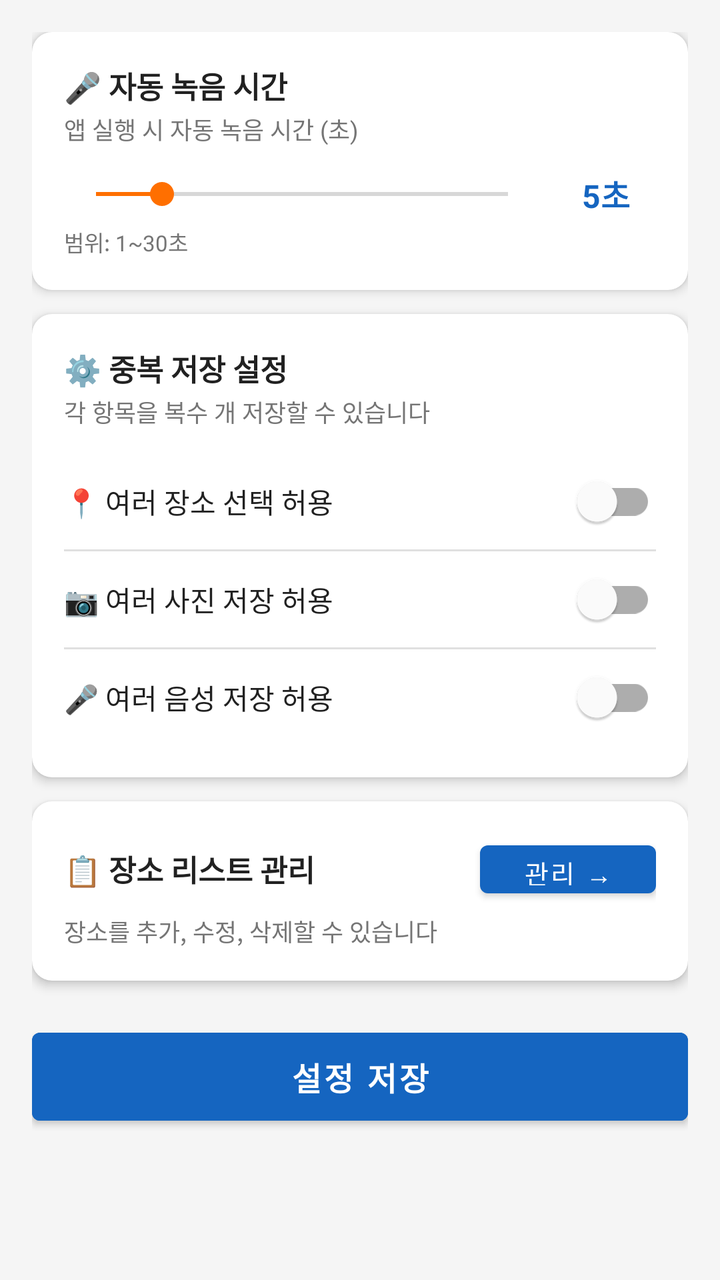
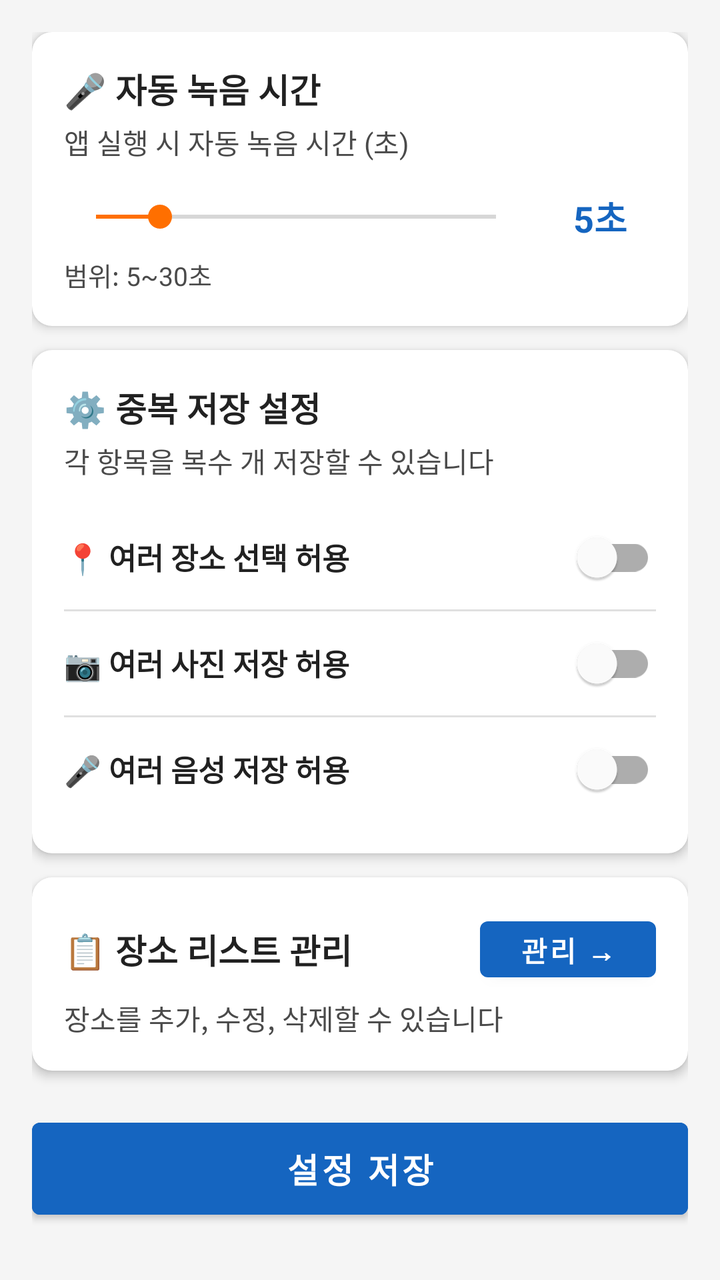

The first picture is an Android layout as it rendered before a commit; the second is the same layout after the commit. The layout source and the unified diff follow.
<!-- AndroidManifest.xml: application theme Theme.MyCarHere -->
<!-- res/layout/activity_settings.xml -->
<?xml version="1.0" encoding="utf-8"?>
<ScrollView
    xmlns:android="http://schemas.android.com/apk/res/android"
    xmlns:app="http://schemas.android.com/apk/res-auto"
    android:layout_width="match_parent"
    android:layout_height="match_parent"
    android:background="@color/background">

    <LinearLayout
        android:layout_width="match_parent"
        android:layout_height="wrap_content"
        android:orientation="vertical"
        android:padding="16dp">

        
        <androidx.cardview.widget.CardView
            android:layout_width="match_parent"
            android:layout_height="wrap_content"
            android:layout_marginBottom="12dp"
            app:cardCornerRadius="10dp"
            app:cardElevation="3dp">

            <LinearLayout
                android:layout_width="match_parent"
                android:layout_height="wrap_content"
                android:orientation="vertical"
                android:padding="16dp">

                <TextView
                    android:layout_width="wrap_content"
                    android:layout_height="wrap_content"
                    android:text="🎤 자동 녹음 시간"
                    android:textSize="15sp"
                    android:textStyle="bold"
                    android:textColor="@color/text_primary"/>

                <TextView
                    android:layout_width="wrap_content"
                    android:layout_height="wrap_content"
                    android:text="앱 실행 시 자동 녹음 시간 (초)"
                    android:textSize="12sp"
                    android:textColor="@color/text_secondary"
                    android:layout_marginTop="2dp"/>

                <LinearLayout
                    android:layout_width="match_parent"
                    android:layout_height="wrap_content"
                    android:orientation="horizontal"
                    android:gravity="center_vertical"
                    android:layout_marginTop="12dp">

                    <SeekBar
                        android:id="@+id/seekBarRecordTime"
                        android:layout_width="0dp"
                        android:layout_height="wrap_content"
                        android:layout_weight="1"
                        android:max="25"
                        android:progress="4"/>

                    <TextView
                        android:id="@+id/tvRecordTimeValue"
                        android:layout_width="50dp"
                        android:layout_height="wrap_content"
                        android:text="5초"
                        android:textSize="16sp"
                        android:textStyle="bold"
                        android:textColor="@color/primary"
                        android:gravity="center"
                        android:layout_marginStart="8dp"/>
                </LinearLayout>

                <TextView
                    android:layout_width="wrap_content"
                    android:layout_height="wrap_content"
                    android:text="범위: 1~30초"
                    android:textSize="11sp"
                    android:textColor="@color/text_secondary"
                    android:layout_marginTop="4dp"/>
            </LinearLayout>
        </androidx.cardview.widget.CardView>

        
        <androidx.cardview.widget.CardView
            android:layout_width="match_parent"
            android:layout_height="wrap_content"
            android:layout_marginBottom="12dp"
            app:cardCornerRadius="10dp"
            app:cardElevation="3dp">

            <LinearLayout
                android:layout_width="match_parent"
                android:layout_height="wrap_content"
                android:orientation="vertical"
                android:padding="16dp">

                <TextView
                    android:layout_width="wrap_content"
                    android:layout_height="wrap_content"
                    android:text="⚙️ 중복 저장 설정"
                    android:textSize="15sp"
                    android:textStyle="bold"
                    android:textColor="@color/text_primary"/>

                <TextView
                    android:layout_width="wrap_content"
                    android:layout_height="wrap_content"
                    android:text="각 항목을 복수 개 저장할 수 있습니다"
                    android:textSize="12sp"
                    android:textColor="@color/text_secondary"
                    android:layout_marginBottom="12dp"
                    android:layout_marginTop="2dp"/>

                
                <LinearLayout
                    android:layout_width="match_parent"
                    android:layout_height="48dp"
                    android:orientation="horizontal"
                    android:gravity="center_vertical">

                    <TextView
                        android:layout_width="0dp"
                        android:layout_height="wrap_content"
                        android:layout_weight="1"
                        android:text="📍 여러 장소 선택 허용"
                        android:textSize="14sp"
                        android:textColor="@color/text_primary"/>

                    <com.google.android.material.switchmaterial.SwitchMaterial
                        android:id="@+id/switchMultiLocation"
                        android:layout_width="wrap_content"
                        android:layout_height="wrap_content"/>
                </LinearLayout>

                <View android:layout_width="match_parent" android:layout_height="1dp"
                    android:background="@color/divider"/>

                
                <LinearLayout
                    android:layout_width="match_parent"
                    android:layout_height="48dp"
                    android:orientation="horizontal"
                    android:gravity="center_vertical">

                    <TextView
                        android:layout_width="0dp"
                        android:layout_height="wrap_content"
                        android:layout_weight="1"
                        android:text="📷 여러 사진 저장 허용"
                        android:textSize="14sp"
                        android:textColor="@color/text_primary"/>

                    <com.google.android.material.switchmaterial.SwitchMaterial
                        android:id="@+id/switchMultiPhoto"
                        android:layout_width="wrap_content"
                        android:layout_height="wrap_content"/>
                </LinearLayout>

                <View android:layout_width="match_parent" android:layout_height="1dp"
                    android:background="@color/divider"/>

                
                <LinearLayout
                    android:layout_width="match_parent"
                    android:layout_height="48dp"
                    android:orientation="horizontal"
                    android:gravity="center_vertical">

                    <TextView
                        android:layout_width="0dp"
                        android:layout_height="wrap_content"
                        android:layout_weight="1"
                        android:text="🎤 여러 음성 저장 허용"
                        android:textSize="14sp"
                        android:textColor="@color/text_primary"/>

                    <com.google.android.material.switchmaterial.SwitchMaterial
                        android:id="@+id/switchMultiVoice"
                        android:layout_width="wrap_content"
                        android:layout_height="wrap_content"/>
                </LinearLayout>
            </LinearLayout>
        </androidx.cardview.widget.CardView>

        
        <androidx.cardview.widget.CardView
            android:layout_width="match_parent"
            android:layout_height="wrap_content"
            android:layout_marginBottom="12dp"
            app:cardCornerRadius="10dp"
            app:cardElevation="3dp">

            <LinearLayout
                android:layout_width="match_parent"
                android:layout_height="wrap_content"
                android:orientation="vertical"
                android:padding="16dp">

                <LinearLayout
                    android:layout_width="match_parent"
                    android:layout_height="wrap_content"
                    android:orientation="horizontal"
                    android:gravity="center_vertical">

                    <TextView
                        android:layout_width="0dp"
                        android:layout_height="wrap_content"
                        android:layout_weight="1"
                        android:text="📋 장소 리스트 관리"
                        android:textSize="15sp"
                        android:textStyle="bold"
                        android:textColor="@color/text_primary"/>

                    <Button
                        android:id="@+id/btnManagePlaces"
                        android:layout_width="wrap_content"
                        android:layout_height="36dp"
                        android:text="관리 →"
                        android:textSize="13sp"/>
                </LinearLayout>

                <TextView
                    android:layout_width="wrap_content"
                    android:layout_height="wrap_content"
                    android:text="장소를 추가, 수정, 삭제할 수 있습니다"
                    android:textSize="12sp"
                    android:textColor="@color/text_secondary"
                    android:layout_marginTop="4dp"/>
            </LinearLayout>
        </androidx.cardview.widget.CardView>

        
        <Button
            android:id="@+id/btnSaveSettings"
            android:layout_width="match_parent"
            android:layout_height="56dp"
            android:text="설정 저장"
            android:textSize="16sp"
            android:textStyle="bold"
            android:backgroundTint="@color/primary"
            android:layout_marginTop="8dp"/>

    </LinearLayout>
</ScrollView>
<!-- resources referenced by this layout -->
<resources>
  <color name="background">#F5F5F5</color>
  <color name="divider">#E0E0E0</color>
  <color name="primary">#1565C0</color>
  <color name="text_primary">#212121</color>
  <color name="text_secondary">#757575</color>
  <style name="Theme.MyCarHere" parent="Theme.MaterialComponents.DayNight.DarkActionBar">
          <item name="colorPrimary">@color/primary</item>
          <item name="colorPrimaryVariant">@color/primary_dark</item>
          <item name="colorOnPrimary">@color/white</item>
          <item name="colorSecondary">@color/accent</item>
          <item name="colorSecondaryVariant">@color/accent</item>
          <item name="colorOnSecondary">@color/white</item>
          <item name="android:statusBarColor">@color/primary_dark</item>
          <item name="android:colorBackground">@color/background</item>
      </style>
  <color name="primary_dark">#0D47A1</color>
  <color name="white">#FFFFFF</color>
  <color name="accent">#FF6F00</color>
</resources>

<!-- the commit's change to res/layout/activity_settings.xml (unified diff, before → after) -->
@@ -30,7 +30,7 @@
                     android:layout_width="wrap_content"
                     android:layout_height="wrap_content"
                     android:text="🎤 자동 녹음 시간"
-                    android:textSize="15sp"
+                    android:textSize="17sp"
                     android:textStyle="bold"
                     android:textColor="@color/text_primary"/>
 
@@ -38,16 +38,16 @@
                     android:layout_width="wrap_content"
                     android:layout_height="wrap_content"
                     android:text="앱 실행 시 자동 녹음 시간 (초)"
-                    android:textSize="12sp"
-                    android:textColor="@color/text_secondary"
-                    android:layout_marginTop="2dp"/>
+                    android:textSize="14sp"
+                    android:textColor="@color/text_secondary"
+                    android:layout_marginTop="4dp"/>
 
                 <LinearLayout
                     android:layout_width="match_parent"
                     android:layout_height="wrap_content"
                     android:orientation="horizontal"
                     android:gravity="center_vertical"
-                    android:layout_marginTop="12dp">
+                    android:layout_marginTop="14dp">
 
                     <SeekBar
                         android:id="@+id/seekBarRecordTime"
@@ -59,10 +59,10 @@
 
                     <TextView
                         android:id="@+id/tvRecordTimeValue"
-                        android:layout_width="50dp"
+                        android:layout_width="56dp"
                         android:layout_height="wrap_content"
                         android:text="5초"
-                        android:textSize="16sp"
+                        android:textSize="18sp"
                         android:textStyle="bold"
                         android:textColor="@color/primary"
                         android:gravity="center"
@@ -72,10 +72,10 @@
                 <TextView
                     android:layout_width="wrap_content"
                     android:layout_height="wrap_content"
-                    android:text="범위: 1~30초"
-                    android:textSize="11sp"
-                    android:textColor="@color/text_secondary"
-                    android:layout_marginTop="4dp"/>
+                    android:text="범위: 5~30초"
+                    android:textSize="13sp"
+                    android:textColor="@color/text_secondary"
+                    android:layout_marginTop="6dp"/>
             </LinearLayout>
         </androidx.cardview.widget.CardView>
 
@@ -97,7 +97,7 @@
                     android:layout_width="wrap_content"
                     android:layout_height="wrap_content"
                     android:text="⚙️ 중복 저장 설정"
-                    android:textSize="15sp"
+                    android:textSize="17sp"
                     android:textStyle="bold"
                     android:textColor="@color/text_primary"/>
 
@@ -105,15 +105,15 @@
                     android:layout_width="wrap_content"
                     android:layout_height="wrap_content"
                     android:text="각 항목을 복수 개 저장할 수 있습니다"
-                    android:textSize="12sp"
+                    android:textSize="14sp"
                     android:textColor="@color/text_secondary"
                     android:layout_marginBottom="12dp"
-                    android:layout_marginTop="2dp"/>
+                    android:layout_marginTop="4dp"/>
 
                 
                 <LinearLayout
                     android:layout_width="match_parent"
-                    android:layout_height="48dp"
+                    android:layout_height="52dp"
                     android:orientation="horizontal"
                     android:gravity="center_vertical">
 
@@ -122,7 +122,8 @@
                         android:layout_height="wrap_content"
                         android:layout_weight="1"
                         android:text="📍 여러 장소 선택 허용"
-                        android:textSize="14sp"
+                        android:textSize="15sp"
+                        android:textStyle="bold"
                         android:textColor="@color/text_primary"/>
 
                     <com.google.android.material.switchmaterial.SwitchMaterial
@@ -137,7 +138,7 @@
                 
                 <LinearLayout
                     android:layout_width="match_parent"
-                    android:layout_height="48dp"
+                    android:layout_height="52dp"
                     android:orientation="horizontal"
                     android:gravity="center_vertical">
 
@@ -146,7 +147,8 @@
                         android:layout_height="wrap_content"
                         android:layout_weight="1"
                         android:text="📷 여러 사진 저장 허용"
-                        android:textSize="14sp"
+                        android:textSize="15sp"
+                        android:textStyle="bold"
                         android:textColor="@color/text_primary"/>
 
                     <com.google.android.material.switchmaterial.SwitchMaterial
@@ -161,7 +163,7 @@
                 
                 <LinearLayout
                     android:layout_width="match_parent"
-                    android:layout_height="48dp"
+                    android:layout_height="52dp"
                     android:orientation="horizontal"
                     android:gravity="center_vertical">
 
@@ -170,7 +172,8 @@
                         android:layout_height="wrap_content"
                         android:layout_weight="1"
                         android:text="🎤 여러 음성 저장 허용"
-                        android:textSize="14sp"
+                        android:textSize="15sp"
+                        android:textStyle="bold"
                         android:textColor="@color/text_primary"/>
 
                     <com.google.android.material.switchmaterial.SwitchMaterial
@@ -206,23 +209,24 @@
                         android:layout_height="wrap_content"
                         android:layout_weight="1"
                         android:text="📋 장소 리스트 관리"
-                        android:textSize="15sp"
+                        android:textSize="17sp"
                         android:textStyle="bold"
                         android:textColor="@color/text_primary"/>
 
                     <Button
                         android:id="@+id/btnManagePlaces"
                         android:layout_width="wrap_content"
-                        android:layout_height="36dp"
+                        android:layout_height="40dp"
                         android:text="관리 →"
-                        android:textSize="13sp"/>
+                        android:textSize="14sp"
+                        android:textStyle="bold"/>
                 </LinearLayout>
 
                 <TextView
                     android:layout_width="wrap_content"
                     android:layout_height="wrap_content"
                     android:text="장소를 추가, 수정, 삭제할 수 있습니다"
-                    android:textSize="12sp"
+                    android:textSize="14sp"
                     android:textColor="@color/text_secondary"
                     android:layout_marginTop="4dp"/>
             </LinearLayout>
@@ -232,9 +236,9 @@
         <Button
             android:id="@+id/btnSaveSettings"
             android:layout_width="match_parent"
-            android:layout_height="56dp"
+            android:layout_height="58dp"
             android:text="설정 저장"
-            android:textSize="16sp"
+            android:textSize="17sp"
             android:textStyle="bold"
             android:backgroundTint="@color/primary"
             android:layout_marginTop="8dp"/>
<!-- resource entries referenced after the edit -->
@@ -4,7 +4,7 @@
   <color name="divider">#E0E0E0</color>
   <color name="primary">#1565C0</color>
   <color name="text_primary">#212121</color>
-  <color name="text_secondary">#757575</color>
+  <color name="text_secondary">#4A4A4A</color>
   <style name="Theme.MyCarHere" parent="Theme.MaterialComponents.DayNight.DarkActionBar">
           <item name="colorPrimary">@color/primary</item>
           <item name="colorPrimaryVariant">@color/primary_dark</item>
